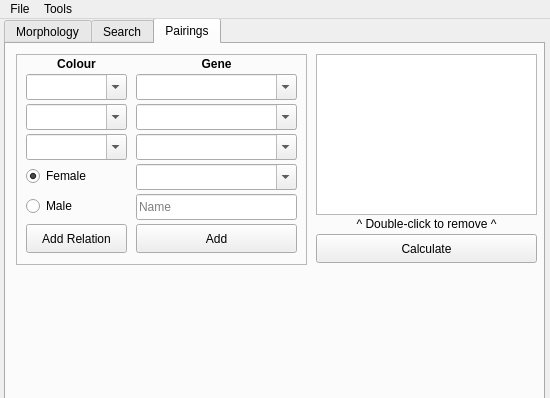
TheCalpolMan/flight-rising-breeding-tracker, file mainwindow.ui: the form before one commit; both pictures show x 0 to 550 and y 0 to 398 of the 550 by 587 pixel window.
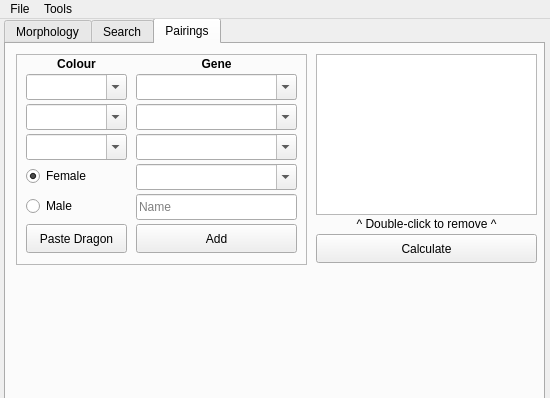
The form after the commit. The open tabs and pages were chosen to show the change. Icons and pictures are not drawn. Custom widgets are drawn as their Qt base class.

Commit message: WIP - making some regexes so that users can 'paste' in dragons

Patch:
```diff
--- a/mainwindow.ui
+++ b/mainwindow.ui
@@ -1835,7 +1835,7 @@
         </rect>
        </property>
        <property name="text">
-        <string>Add Relation</string>
+        <string>Paste Dragon</string>
        </property>
       </widget>
      </widget>
```
Left out of the diff: 6 changed lines with no effect on the pictures. The commit also changes 5 other files.
